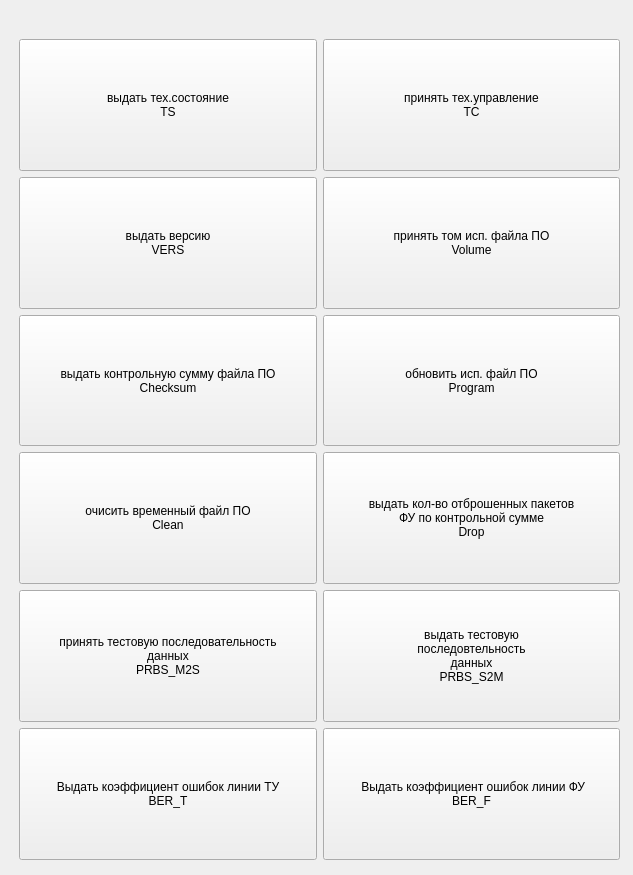
The window that gui/pult.ui (Anatolichka2202/PPB_TESTER) describes before a commit, drawn with Qt 5.
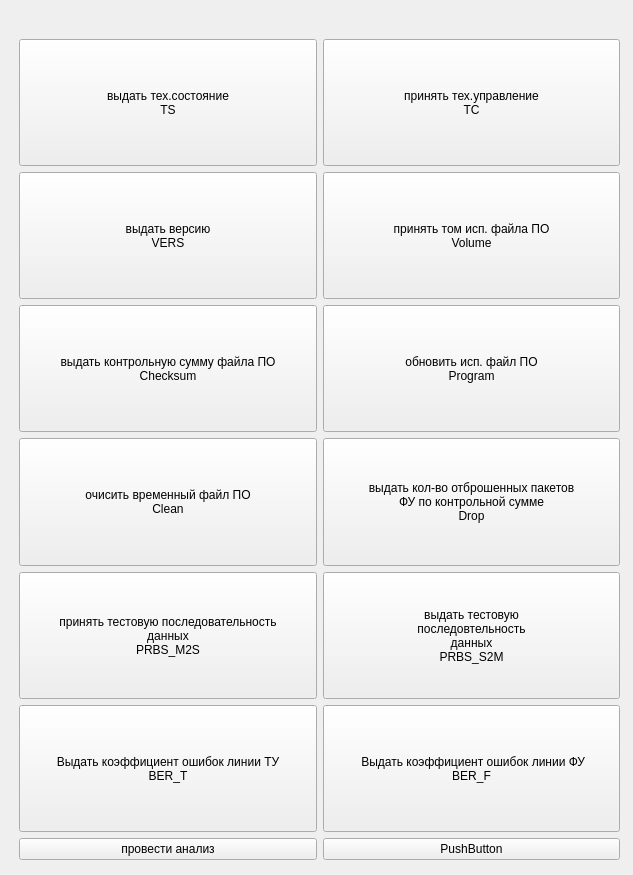
The same window after the commit.

```diff
--- a/gui/pult.ui
+++ b/gui/pult.ui
@@ -201,6 +201,20 @@
       </property>
      </widget>
     </item>
+    <item row="6" column="0">
+     <widget class="QPushButton" name="AnalizeBttn">
+      <property name="text">
+       <string>провести анализ</string>
+      </property>
+     </widget>
+    </item>
+    <item row="6" column="1">
+     <widget class="QPushButton" name="pushButton_2">
+      <property name="text">
+       <string>PushButton</string>
+      </property>
+     </widget>
+    </item>
    </layout>
   </widget>
   <widget class="QLabel" name="statusbar">
```
Left out of the diff: 202 changed lines with no effect on the pictures.
